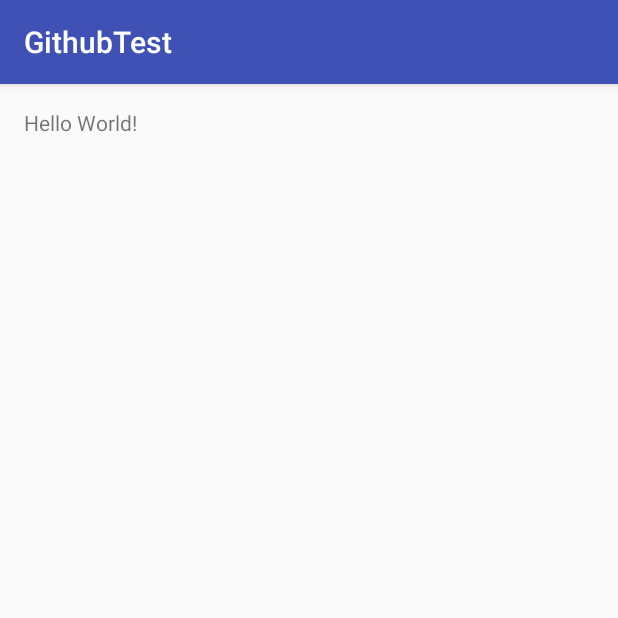
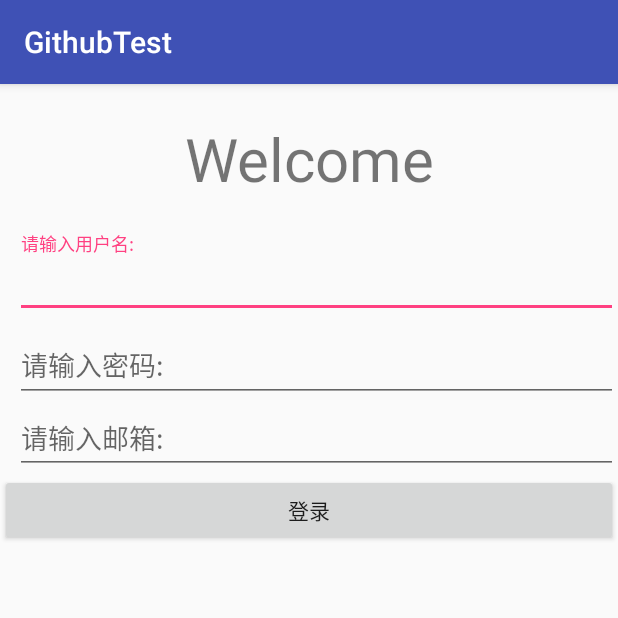
Before and after one commit to fasei/GithubTest, an Android app: the screen it shows after launch (MainActivity before the commit, LogonActivity after it), on a phone screen of 412 x 824 dp, the top half of it. Run offline under Robolectric (Android 15) with nearby library versions, the phone set to English and light mode, and no system bars; our stand-ins replace ButterKnife.

Commit message:
1、创建项目. 2、编写测试log.

```diff
--- a/app/build.gradle
+++ b/app/build.gradle
@@ -25,5 +25,7 @@ dependencies {
         exclude group: 'com.android.support', module: 'support-annotations'
     })
     compile 'com.android.support:appcompat-v7:24.2.1'
+    compile 'com.android.support:design:24.1.1'   //MD style
+    compile 'com.jakewharton:butterknife:7.0.1'   //ButterKnife
     testCompile 'junit:junit:4.12'
 }
--- a/app/src/main/AndroidManifest.xml
+++ b/app/src/main/AndroidManifest.xml
@@ -15,6 +15,7 @@
                 <category android:name="android.intent.category.LAUNCHER" />
             </intent-filter>
         </activity>
+        <activity android:name=".ui.LogonActivity"></activity>
     </application>
 
 </manifest>
--- a/app/src/main/java/com/zt/wc/githubtest/MainActivity.java
+++ b/app/src/main/java/com/zt/wc/githubtest/MainActivity.java
@@ -1,8 +1,11 @@
 package com.zt.wc.githubtest;
 
+import android.content.Intent;
 import android.support.v7.app.AppCompatActivity;
 import android.os.Bundle;
 import android.util.Log;
+
+import com.zt.wc.githubtest.ui.LogonActivity;
 
 public class MainActivity extends AppCompatActivity {
     private static final String TAG = "MainActivity";
@@ -12,5 +15,7 @@ public class MainActivity extends AppCompatActivity {
         super.onCreate(savedInstanceState);
         setContentView(R.layout.activity_main);
         Log.d(TAG, "hello github!!!");
+        Intent mLogonIntent=new Intent(MainActivity.this, LogonActivity.class);
+        startActivity(mLogonIntent);
     }
 }
--- /dev/null
+++ b/app/src/main/java/com/zt/wc/githubtest/ui/LogonActivity.java
@@ -0,0 +1,50 @@
+package com.zt.wc.githubtest.ui;
+
+import android.content.Context;
+import android.os.Bundle;
+import android.support.design.widget.TextInputLayout;
+import android.support.v7.app.AppCompatActivity;
+import android.view.View;
+import android.view.inputmethod.InputMethodManager;
+import android.widget.Button;
+import android.widget.EditText;
+
+import com.zt.wc.githubtest.R;
+
+import butterknife.Bind;
+import butterknife.ButterKnife;
+import butterknife.OnClick;
+
+public class LogonActivity extends AppCompatActivity {
+
+    @Bind(R.id.logon_name_in)
+    EditText mLogonNameIn;
+    @Bind(R.id.logon_name)
+    TextInputLayout mLogonName;
+    @Bind(R.id.logon_password)
+    EditText mLogonPassword;
+    @Bind(R.id.logon_password_in)
+    TextInputLayout mLogonPasswordIn;
+    @Bind(R.id.logon)
+    Button mLogon;
+
+    @Override
+    protected void onCreate(Bundle savedInstanceState) {
+        super.onCreate(savedInstanceState);
+        setContentView(R.layout.activity_logon);
+        ButterKnife.bind(this);
+
+    }
+
+    /**
+     * 隐藏键盘
+     */
+    private void hideKeyboard() {
+        View view = getCurrentFocus();
+        if (view != null) {
+            ((InputMethodManager) getSystemService(Context.INPUT_METHOD_SERVICE)).
+                    hideSoftInputFromWindow(view.getWindowToken(), InputMethodManager.HIDE_NOT_ALWAYS);
+        }
+    }
+
+}
--- /dev/null
+++ b/app/src/main/res/layout/activity_logon.xml
@@ -0,0 +1,60 @@
+<?xml version="1.0" encoding="utf-8"?>
+<LinearLayout xmlns:android="http://schemas.android.com/apk/res/android"
+    xmlns:tools="http://schemas.android.com/tools"
+    android:id="@+id/activity_logon"
+    android:layout_width="match_parent"
+    android:layout_height="match_parent"
+    android:orientation="vertical"
+    tools:context="com.zt.wc.githubtest.ui.LogonActivity">
+
+    <TextView
+        android:layout_width="match_parent"
+        android:layout_height="100dp"
+        android:gravity="center"
+        android:text="@string/logon_welcome"
+        android:textSize="40sp"
+        />
+
+    <android.support.design.widget.TextInputLayout
+        android:id="@+id/logon_name"
+        android:layout_width="match_parent"
+        android:layout_height="wrap_content"
+        android:layout_marginLeft="10dp">
+
+        <EditText
+            android:id="@+id/logon_name_in"
+            android:layout_width="match_parent"
+            android:layout_height="wrap_content"
+            android:hint="@string/logon_hint_name" />
+    </android.support.design.widget.TextInputLayout>
+
+    <android.support.design.widget.TextInputLayout
+        android:id="@+id/logon_password_in"
+        android:layout_width="match_parent"
+        android:layout_height="wrap_content"
+        android:layout_marginLeft="10dp">
+
+        <EditText
+            android:id="@+id/logon_password"
+            android:layout_width="match_parent"
+            android:layout_height="wrap_content"
+            android:hint="@string/logon_hint_password"
+            android:inputType="textPassword" />
+    </android.support.design.widget.TextInputLayout>
+
+    <android.support.design.widget.TextInputEditText
+        android:id="@+id/logon_email"
+        android:layout_marginLeft="10dp"
+        android:layout_width="match_parent"
+        android:hint="@string/logon_hint_email"
+        android:layout_height="wrap_content" />
+
+    <Button
+        android:id="@+id/logon"
+        android:layout_width="match_parent"
+        android:text="@string/logon"
+        android:layout_height="wrap_content"
+        />
+
+
+</LinearLayout>
--- a/app/src/main/res/values/strings.xml
+++ b/app/src/main/res/values/strings.xml
@@ -1,3 +1,9 @@
 <resources>
     <string name="app_name">GithubTest</string>
+    <string name="logon_hint_name">请输入用户名:</string>
+    <string name="logon_hint_password">请输入密码:</string>
+    <string name="logon_hint_email">请输入邮箱:</string>
+    <string name="logon_welcome">Welcome</string>
+    <string name="logon">登录</string>
+
 </resources>
```
